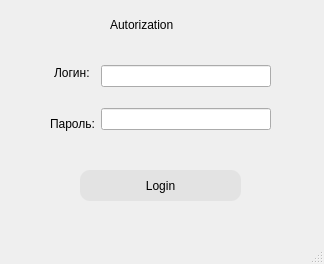
This is mainwindow.ui in lonep/Autorization as Qt 5 draws it before an edit. The edited form follows.
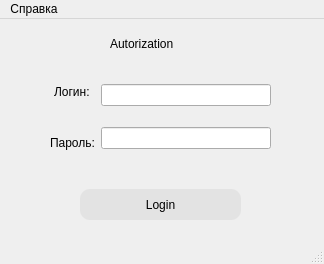
This is the edited form.

```diff
--- a/mainwindow.ui
+++ b/mainwindow.ui
@@ -130,6 +130,13 @@
      <height>17</height>
     </rect>
    </property>
+   <widget class="QMenu" name="help">
+    <property name="title">
+     <string>Справка</string>
+    </property>
+    <addaction name="About"/>
+   </widget>
+   <addaction name="help"/>
   </widget>
   <widget class="QStatusBar" name="statusbar"/>
  </widget>
```
Left out of the diff: 8 changed lines with no effect on the pictures.
